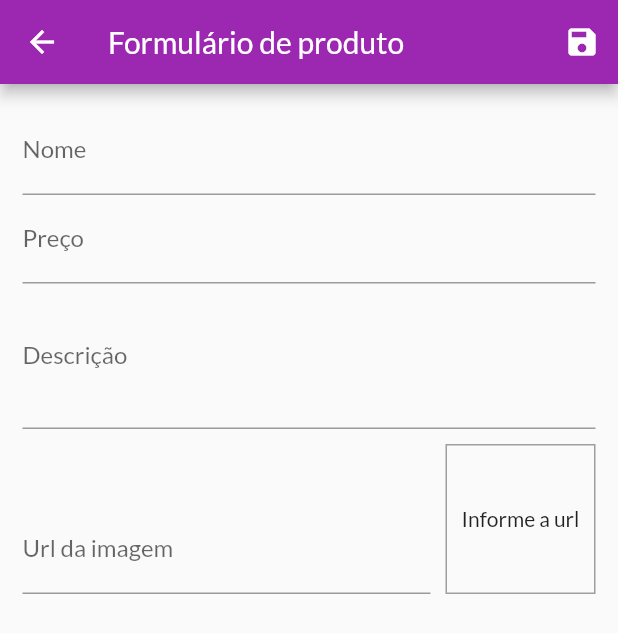
After one commit to JoanaFreitas/app-loja_basico, a Flutter app: the ProductFormPage screen opened by its route, after a tap on the "save" icon, on a phone screen of 412 x 824 dp. The commit adds this screen. Shown: the top 633 px of the screen. Run offline on Flutter 3.47's test engine with Material 2 defaults, Android fonts, the phone set to English and light mode, and no system bars; network calls fail.

Commit message:
criando o campo formulario e fazendo submisao

```diff
--- a/lib/main.dart
+++ b/lib/main.dart
@@ -4,6 +4,7 @@ import 'package:shop/models/cart.dart';
 import 'package:shop/models/order_list.dart';
 import 'package:shop/views/cart_page.dart';
 import 'package:shop/views/order_page.dart';
+import 'package:shop/views/product_form_page.dart';
 import 'package:shop/views/products_page.dart';
 import './views/products_overview_screen.dart';
 import './utils/app_routes.dart';
@@ -41,10 +42,11 @@ class MyApp extends StatelessWidget {
           AppRoutes.CART: (ctx) => CartPage(),
           AppRoutes.ORDERS: (ctx) => OrderPage(),
           AppRoutes.PRODUCTS: (ctx) => ProductsPage(),
+          AppRoutes.PRODUCTS_FORM: (ctx) => ProductFormPage(),
         },
         debugShowCheckedModeBanner: false,
       ),
     );
   }
 }
-//aula 252 parei aqui
+//aula 263 parei aqui: nao esquecer d conferir o erro do carregmeto da img
--- a/lib/utils/app_routes.dart
+++ b/lib/utils/app_routes.dart
@@ -4,4 +4,6 @@ class AppRoutes {
   static const CART = '/cart';
   static const ORDERS = '/orders';
   static const PRODUCTS = '/products';
+    static const PRODUCTS_FORM = '/products-form';
+
 }
--- /dev/null
+++ b/lib/views/product_form_page.dart
@@ -0,0 +1,145 @@
+import 'dart:math';
+
+import 'package:flutter/material.dart';
+import 'package:shop/models/product.dart';
+
+class ProductFormPage extends StatefulWidget {
+  const ProductFormPage({Key? key}) : super(key: key);
+
+  @override
+  _ProductFormPageState createState() => _ProductFormPageState();
+}
+
+class _ProductFormPageState extends State<ProductFormPage> {
+  final _priceFocus = FocusNode();
+  final _descriptionFocus = FocusNode();
+  final _imageUrlFocus = FocusNode();
+  final _imageUrlControler = TextEditingController();
+  final _formKey = GlobalKey<FormState>();
+  final _formData = Map<String, Object>();
+
+  @override
+  void initState() {
+    super.initState();
+    _imageUrlFocus.addListener(updateImage);
+  }
+
+  @override
+  void dispose() {
+    super.dispose();
+    _priceFocus.dispose();
+    _descriptionFocus.dispose();
+    _imageUrlFocus.removeListener(updateImage);
+    _imageUrlFocus.dispose();
+  }
+
+  void updateImage() {
+    setState(() {});
+  }
+
+  void _submitForm() {
+    _formKey.currentState?.save();
+    final newProduct = Product(
+      id: Random().nextDouble().toString(),
+      name: _formData['name'] as String,
+      description: _formData['description'] as String,
+      price: _formData['price'] as double,
+      imageUrl: _formData['imageUrl'] as String,
+      );
+      print(newProduct.id);
+      print(newProduct.name);
+      print(newProduct.price);
+            print(newProduct.description);
+      print(newProduct.imageUrl);
+
+  }
+
+  @override
+  Widget build(BuildContext context) {
+    return Scaffold(
+      appBar: AppBar(
+        title: Text('Formulário de produto'),
+        actions: [
+          IconButton(
+            onPressed: _submitForm,
+            icon: Icon(Icons.save),
+          ),
+        ],
+      ),
+      body: Padding(
+        padding: const EdgeInsets.all(15),
+        child: Form(
+          key: _formKey,
+          child: ListView(
+            children: [
+              TextFormField(
+                decoration: InputDecoration(labelText: 'Nome'),
+                textInputAction: TextInputAction.next,
+                onFieldSubmitted: (_) {
+                  FocusScope.of(context).requestFocus(_priceFocus);
+                },
+                onSaved: (name) => _formData['name'] = name ?? '',
+              ),
+              TextFormField(
+                decoration: InputDecoration(labelText: 'Preço'),
+                textInputAction: TextInputAction.next,
+                focusNode: _priceFocus,
+                keyboardType: TextInputType.numberWithOptions(
+                  decimal: true,
+                ),
+                onFieldSubmitted: (_) {
+                  FocusScope.of(context).requestFocus(_descriptionFocus);
+                },
+                onSaved: (price) => _formData['price'] = double.parse(price ?? '0') ,
+              ),
+              TextFormField(
+                decoration: InputDecoration(labelText: 'Descrição'),
+                focusNode: _descriptionFocus,
+                keyboardType: TextInputType.multiline,
+                maxLines: 3,
+                onSaved: (description) => _formData['description'] = description ?? '',
+              ),
+              Row(
+                crossAxisAlignment: CrossAxisAlignment.end,
+                children: [
+                  Expanded(
+                    child: TextFormField(
+                      decoration: InputDecoration(labelText: 'Url da imagem'),
+                      keyboardType: TextInputType.url,
+                      textInputAction: TextInputAction.done,
+                      focusNode: _imageUrlFocus,
+                      controller: _imageUrlControler,
+                      onFieldSubmitted: (_) => _submitForm(),
+                     onSaved: (imageUrl) => _formData['imageUrl'] = imageUrl ?? '',
+                    ),
+                  ),
+                  Container(
+                    height: 100,
+                    width: 100,
+                    margin: const EdgeInsets.only(
+                      top: 10,
+                      left: 10,
+                    ),
+                    decoration: BoxDecoration(
+                      border: Border.all(
+                        color: Colors.grey,
+                        width: 1,
+                      ),
+                    ),
+                    alignment: Alignment.center,
+                    child: _imageUrlControler.text.isEmpty
+                        ? Text('Informe a url')
+                        : FittedBox(
+                            child: Image.network(_imageUrlControler.text),
+                            fit: BoxFit.cover,
+                          ),
+                  ),
+                ],
+              ),
+            ],
+          ),
+        ),
+      ),
+    );
+  }
+}
--- a/lib/views/products_page.dart
+++ b/lib/views/products_page.dart
@@ -1,6 +1,7 @@
 import 'package:flutter/material.dart';
 import 'package:provider/provider.dart';
 import 'package:shop/models/productList.dart';
+import 'package:shop/utils/app_routes.dart';
 import 'package:shop/widgets/app_drawer.dart';
 import 'package:shop/widgets/product_item.dart';
 
@@ -13,6 +14,17 @@ class ProductsPage extends StatelessWidget {
     return Scaffold(
       appBar: AppBar(
         title: Text('Gerenciar produtos'),
+        actions: [
+          IconButton(
+            icon: Icon(Icons.add),
+            onPressed: () {
+              Navigator.of(context).pushNamed(
+                AppRoutes.PRODUCTS_FORM,
+              );
+            },
+
+          ),
+        ],
       ),
       drawer: AppDrawer(),
       body: Padding(
@@ -20,9 +32,9 @@ class ProductsPage extends StatelessWidget {
         child: ListView.builder(
           itemCount: products.itemsCount,
           itemBuilder: (ctx, i) => Column(
-            children:[
-            ProductItem(key, products.items[i]),
-            Divider(),
+            children: [
+              ProductItem(key, products.items[i]),
+              Divider(),
             ],
           ),
         ),
--- a/lib/widgets/product_item.dart
+++ b/lib/widgets/product_item.dart
@@ -22,10 +22,12 @@ class ProductItem extends StatelessWidget {
           children: [
             IconButton(
               icon: Icon(Icons.edit),
+              color: Theme.of(context).primaryColor,
               onPressed: () {},
             ),
              IconButton(
               icon: Icon(Icons.delete),
+              color: Theme.of(context).errorColor,
               onPressed: () {},
             ),
           ],
```
